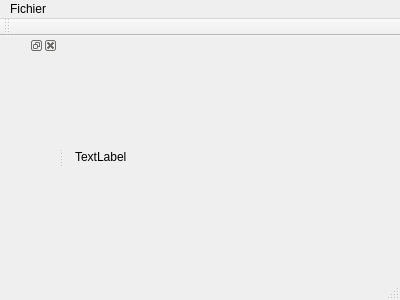
Qt form CodepoVision/codepovision.ui (Danijiru/CodepoVision) before a commit.
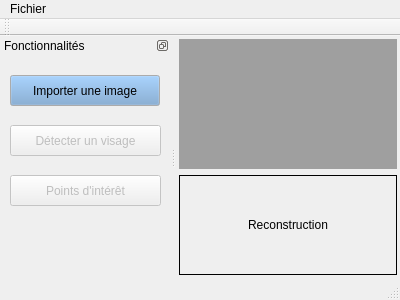
The same form after that commit.

Commit message: MaJ interface 09/03

Diff of the .ui file:
```diff
--- a/CodepoVision/codepovision.ui
+++ b/CodepoVision/codepovision.ui
@@ -18,10 +18,43 @@
   </property>
   <widget class="QWidget" name="centralWidget">
    <layout class="QGridLayout" name="gridLayout">
-    <item row="0" column="0">
-     <widget class="QLabel" name="media">
+    <property name="leftMargin">
+     <number>3</number>
+    </property>
+    <property name="topMargin">
+     <number>3</number>
+    </property>
+    <property name="rightMargin">
+     <number>3</number>
+    </property>
+    <property name="bottomMargin">
+     <number>3</number>
+    </property>
+    <item row="0" column="1">
+     <widget class="QMdiArea" name="mdiArea"/>
+    </item>
+    <item row="1" column="1">
+     <widget class="QLabel" name="reconstruction">
+      <property name="enabled">
+       <bool>true</bool>
+      </property>
+      <property name="minimumSize">
+       <size>
+        <width>0</width>
+        <height>100</height>
+       </size>
+      </property>
+      <property name="frameShape">
+       <enum>QFrame::Box</enum>
+      </property>
+      <property name="frameShadow">
+       <enum>QFrame::Plain</enum>
+      </property>
       <property name="text">
-       <string>TextLabel</string>
+       <string>Reconstruction</string>
+      </property>
+      <property name="alignment">
+       <set>Qt::AlignCenter</set>
       </property>
      </widget>
     </item>
@@ -54,10 +87,111 @@
   </widget>
   <widget class="QStatusBar" name="statusBar"/>
   <widget class="QDockWidget" name="dockWidget">
+   <property name="minimumSize">
+    <size>
+     <width>170</width>
+     <height>100</height>
+    </size>
+   </property>
+   <property name="features">
+    <set>QDockWidget::DockWidgetFloatable|QDockWidget::DockWidgetMovable</set>
+   </property>
+   <property name="windowTitle">
+    <string>Fonctionnalités</string>
+   </property>
    <attribute name="dockWidgetArea">
     <number>1</number>
    </attribute>
-   <widget class="QWidget" name="dockWidgetContents"/>
+   <widget class="QWidget" name="dockWidgetContents">
+    <widget class="QPushButton" name="button_import">
+     <property name="geometry">
+      <rect>
+       <x>10</x>
+       <y>20</y>
+       <width>150</width>
+       <height>31</height>
+      </rect>
+     </property>
+     <property name="minimumSize">
+      <size>
+       <width>150</width>
+       <height>0</height>
+      </size>
+     </property>
+     <property name="palette">
+      <palette>
+       <active>
+        <colorrole role="Button">
+         <brush brushstyle="SolidPattern">
+          <color alpha="255">
+           <red>114</red>
+           <green>159</green>
+           <blue>207</blue>
+          </color>
+         </brush>
+        </colorrole>
+       </active>
+       <inactive>
+        <colorrole role="Button">
+         <brush brushstyle="SolidPattern">
+          <color alpha="255">
+           <red>114</red>
+           <green>159</green>
+           <blue>207</blue>
+          </color>
+         </brush>
+        </colorrole>
+       </inactive>
+       <disabled>
+        <colorrole role="Button">
+         <brush brushstyle="SolidPattern">
+          <color alpha="255">
+           <red>114</red>
+           <green>159</green>
+           <blue>207</blue>
+          </color>
+         </brush>
+        </colorrole>
+       </disabled>
+      </palette>
+     </property>
+     <property name="text">
+      <string>Importer une image</string>
+     </property>
+    </widget>
+    <widget class="QPushButton" name="pushButton_2">
+     <property name="enabled">
+      <bool>false</bool>
+     </property>
+     <property name="geometry">
+      <rect>
+       <x>10</x>
+       <y>70</y>
+       <width>151</width>
+       <height>31</height>
+      </rect>
+     </property>
+     <property name="text">
+      <string>Détecter un visage</string>
+     </property>
+    </widget>
+    <widget class="QPushButton" name="pushButton_3">
+     <property name="enabled">
+      <bool>false</bool>
+     </property>
+     <property name="geometry">
+      <rect>
+       <x>10</x>
+       <y>120</y>
+       <width>151</width>
+       <height>31</height>
+      </rect>
+     </property>
+     <property name="text">
+      <string>Points d'intérêt</string>
+     </property>
+    </widget>
+   </widget>
   </widget>
   <action name="actionImporter_une_image">
    <property name="text">
```
Left out of the diff: 6 changed lines with no effect on the pictures. The commit also changes 2 other files.
